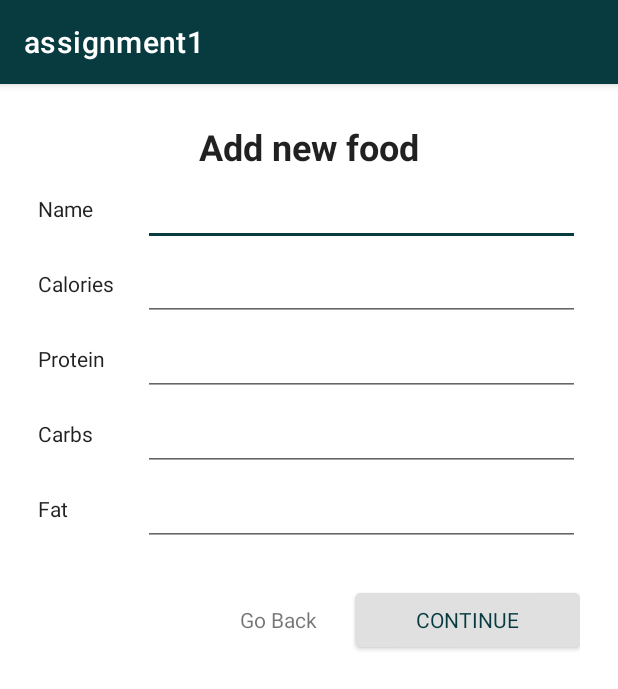
After one commit to Bacenz/Android_MacroCaclulator, an Android app: the AddFoodActivity screen opened directly, with no data from a screen before it, on a phone screen of 412 x 824 dp. The commit adds this screen. Shown: the top 689 px of the screen. Run offline under Robolectric (Android 15) with nearby library versions, the phone set to English and light mode, and no system bars.

Commit message:
some random shits

```diff
--- /dev/null
+++ b/app/src/main/java/com/example/assignment1/AddFoodActivity.java
@@ -0,0 +1,86 @@
+package com.example.assignment1;
+
+import androidx.appcompat.app.AppCompatActivity;
+
+import android.os.Bundle;
+import android.text.TextUtils;
+import android.view.View;
+import android.widget.Button;
+import android.widget.EditText;
+
+public class AddFoodActivity extends AppCompatActivity {
+
+    @Override
+    protected void onCreate(Bundle savedInstanceState) {
+        super.onCreate(savedInstanceState);
+        setContentView(R.layout.activity_add_food);
+
+        EditText editTextName = (EditText) findViewById(R.id.editTextName);
+        EditText editTextCalories = (EditText) findViewById(R.id.editTextCalories);
+        EditText editTextProtein = (EditText) findViewById(R.id.editTextProtein);
+        EditText editTextCarbs = (EditText) findViewById(R.id.editTextCarbs);
+        EditText editTextFat = (EditText) findViewById(R.id.editTextFat);
+
+
+
+        Button buttonProceed = (Button) findViewById(R.id.buttonProceed);
+        buttonProceed.setOnClickListener(new View.OnClickListener() {
+            String name = "";
+            int calories = 0, protein = 0, fat = 0, carbs = 0;
+            boolean cont = true;
+
+            @Override
+            public void onClick(View view) {
+                try {
+                    calories = Integer.parseInt(editTextCalories.getText().toString());
+                } catch(NumberFormatException e){
+                    editTextCalories.setError("Invalid Calories");
+                    cont = false;
+                }
+                try {
+                    protein = Integer.parseInt(editTextProtein.getText().toString());
+                } catch(NumberFormatException e){
+                    editTextProtein.setError("Invalid Protein");
+                    cont = false;
+                }
+                try {
+                    carbs = Integer.parseInt(editTextCarbs.getText().toString());
+                } catch(NumberFormatException e){
+                    editTextCarbs.setError("Invalid Carbs");
+                    cont = false;
+                }
+                try {
+                    fat = Integer.parseInt(editTextFat.getText().toString());
+                } catch(NumberFormatException e){
+                    editTextFat.setError("Invalid Fat");
+                    cont = false;
+                }
+                if(TextUtils.isEmpty(editTextName.getText())){
+                    editTextName.setError("Name cannot be empty");
+                }
+                if(TextUtils.isEmpty(editTextCalories.getText())){
+                    editTextCalories.setError("Calories cannot be empty");
+                }
+                if(cont){
+                    Food food = new Food();
+                    food.setName(editTextName.getText().toString());
+                    food.setCalories(calories);
+                    food.setProtein(protein);
+                    food.setCarbs(carbs);
+                    food.setFat(fat);
+                }
+
+            }
+        });
+
+        /*
+        The idea is to transfer the Food class back to fragment_second using startActivityForResult and saving it into an object array (ArrayList<Food>)
+        I might need another object called something food_of_today to save the arraylist of food (for today) and save it to a file (food_file) after OnStop() is called
+        When fragment_second is opened and food_file is present, read data from food_file and display it on fragment_second
+        When fragment_first is opened and food_file is present, read data from food_file and calculate remaining calories + macro nutrients
+        The class food_of_today should save an instance of total protein + fat + carbs + calories for reuse
+        After the end of day reset food_file data
+         */
+
+    }
+}
--- /dev/null
+++ b/app/src/main/res/layout/activity_add_food.xml
@@ -0,0 +1,137 @@
+<?xml version="1.0" encoding="utf-8"?>
+<RelativeLayout xmlns:android="http://schemas.android.com/apk/res/android"
+    xmlns:app="http://schemas.android.com/apk/res-auto"
+    xmlns:tools="http://schemas.android.com/tools"
+    android:layout_width="match_parent"
+    android:layout_height="match_parent"
+    tools:context=".AddFoodActivity"
+    android:padding="25dp">
+
+    <TextView
+        android:id="@+id/textNewFood"
+        android:layout_width="match_parent"
+        android:layout_height="wrap_content"
+        android:text="Add new food"
+        android:textAppearance="@style/headline"
+        android:textStyle="bold"
+        android:gravity="center"/>
+
+    <TextView
+        android:layout_below="@+id/textNewFood"
+        android:layout_width="70dp"
+        android:layout_height="wrap_content"
+        android:text="Name"
+        android:textAppearance="@style/body_1"
+        android:layout_alignTop="@+id/editTextName"
+        android:layout_alignBottom="@+id/editTextName"
+        android:gravity="center_vertical"
+        android:id="@+id/textViewName"/>
+
+    <EditText
+        android:id="@+id/editTextName"
+        android:layout_below="@+id/textNewFood"
+        android:layout_width="match_parent"
+        android:layout_height="50dp"
+        android:layout_toEndOf="@+id/textViewName"/>
+
+    <TextView
+        android:layout_below="@+id/textViewName"
+        android:layout_width="70dp"
+        android:layout_height="wrap_content"
+        android:text="Calories"
+        android:textAppearance="@style/body_1"
+        android:layout_alignTop="@+id/editTextCalories"
+        android:layout_alignBottom="@+id/editTextCalories"
+        android:gravity="center_vertical"
+        android:id="@+id/textViewCalories"/>
+
+    <EditText
+        android:id="@+id/editTextCalories"
+        android:layout_below="@+id/editTextName"
+        android:layout_width="match_parent"
+        android:layout_height="50dp"
+        android:inputType="numberDecimal"
+        android:layout_toEndOf="@+id/textViewCalories"/>
+
+    <TextView
+        android:layout_below="@+id/textViewCalories"
+        android:layout_width="70dp"
+        android:layout_height="wrap_content"
+        android:text="Protein"
+        android:textAppearance="@style/body_1"
+        android:layout_alignTop="@+id/editTextProtein"
+        android:layout_alignBottom="@+id/editTextProtein"
+        android:gravity="center_vertical"
+        android:id="@+id/textViewProtein"/>
+
+    <EditText
+        android:id="@+id/editTextProtein"
+        android:layout_below="@+id/editTextCalories"
+        android:layout_width="match_parent"
+        android:layout_height="50dp"
+        android:inputType="numberDecimal"
+        android:layout_toEndOf="@+id/textViewProtein"/>
+
+    <TextView
+        android:layout_below="@+id/textViewProtein"
+        android:layout_width="70dp"
+        android:layout_height="wrap_content"
+        android:text="Carbs"
+        android:textAppearance="@style/body_1"
+        android:layout_alignTop="@+id/editTextCarbs"
+        android:layout_alignBottom="@+id/editTextCarbs"
+        android:gravity="center_vertical"
+        android:id="@+id/textViewCarbs"/>
+
+    <EditText
+        android:id="@+id/editTextCarbs"
+        android:layout_below="@+id/editTextProtein"
+        android:layout_width="match_parent"
+        android:layout_height="50dp"
+        android:inputType="numberDecimal"
+        android:layout_toEndOf="@+id/textViewCarbs"/>
+
+    <TextView
+        android:layout_below="@+id/textViewCarbs"
+        android:layout_width="70dp"
+        android:layout_height="wrap_content"
+        android:text="Fat"
+        android:textAppearance="@style/body_1"
+        android:layout_alignTop="@+id/editTextFat"
+        android:layout_alignBottom="@+id/editTextFat"
+        android:gravity="center_vertical"
+        android:id="@+id/textViewFat"/>
+
+    <EditText
+        android:id="@+id/editTextFat"
+        android:layout_below="@+id/editTextCarbs"
+        android:layout_width="match_parent"
+        android:layout_height="50dp"
+        android:inputType="numberDecimal"
+        android:layout_toEndOf="@+id/textViewFat"/>
+
+    <Button
+        android:id="@+id/buttonProceed"
+        android:layout_width="150dp"
+        android:layout_height="wrap_content"
+        android:layout_below="@+id/editTextFat"
+        android:layout_alignEnd="@+id/editTextFat"
+        android:layout_marginTop="25dp"
+        android:text="CONTINUE"
+        android:textAppearance="@style/button"
+        android:backgroundTint="#e0e0e0"/>
+
+    <TextView
+        android:layout_width="wrap_content"
+        android:layout_height="wrap_content"
+        android:text="Go Back"
+        android:id="@+id/textBack"
+        android:layout_toStartOf="@+id/buttonProceed"
+        android:layout_alignTop="@id/buttonProceed"
+        android:layout_alignBottom="@id/buttonProceed"
+        android:gravity="center"
+        android:layout_marginEnd="25dp"/>
+
+
+
+</RelativeLayout>
```
Also changed, not shown: app/src/main/AndroidManifest.xml (+7 -0 lines), app/src/main/java/com/example/assignment1/Food.java (added, +62 -0 lines), app/src/main/res/layout/activity_plan.xml (+4 -6 lines), app/src/main/res/layout/fragment_second.xml (+13 -3 lines), app/src/main/res/layout/fragment_third.xml (+10 -49 lines).
